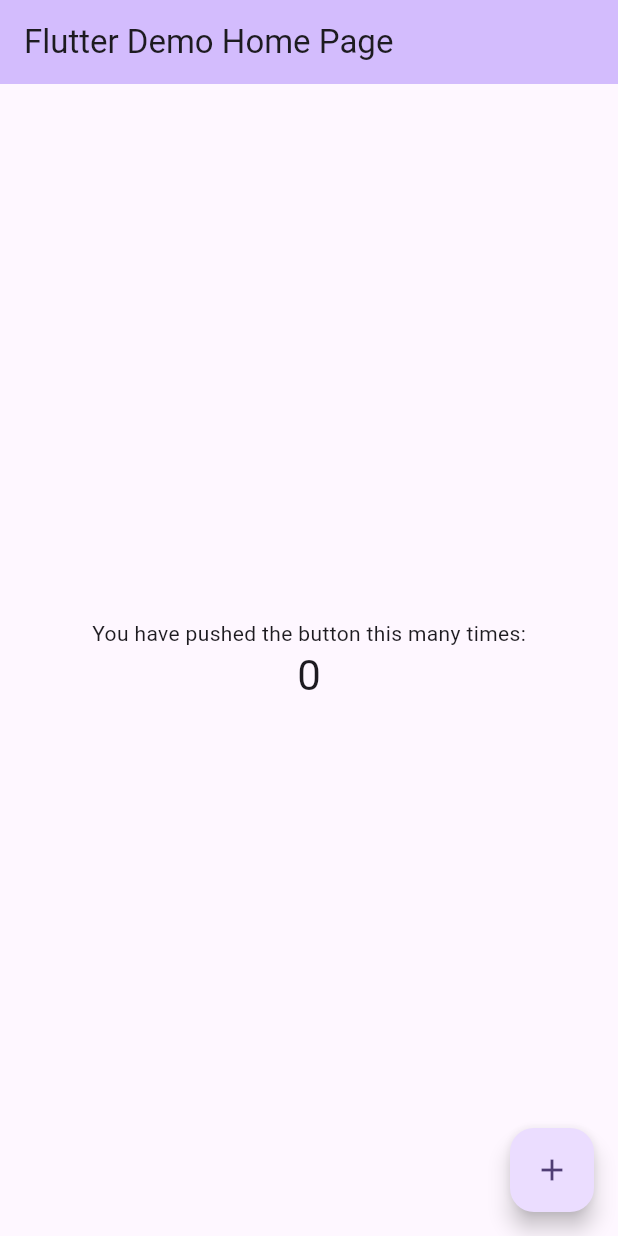
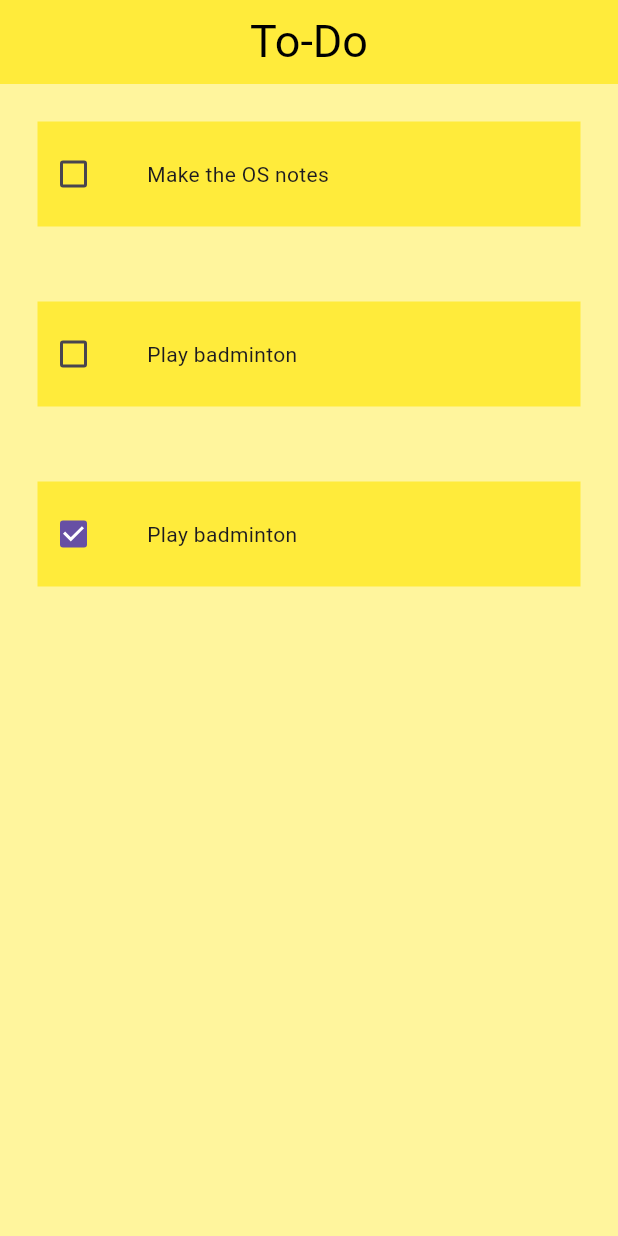
Before and after one commit to akkei117/todo, a Flutter app: the screen it shows after launch, on a phone screen of 412 x 824 dp. Run offline on Flutter 3.47's test engine with Material 3 defaults, Android fonts, the phone set to English and light mode, and no system bars.

Commit message:
this is the first prototype
in this prototype currently the ui is ready but the logic is not working

```diff
--- /dev/null
+++ b/lib/components/todotile.dart
@@ -0,0 +1,41 @@
+import 'package:flutter/material.dart';
+
+class Todotile extends StatefulWidget {
+  final String taskname;
+  final bool taskcompleted;
+  final void Function(bool?)? onChanged;
+
+  const Todotile({
+    super.key,
+    required this.onChanged,
+    required this.taskcompleted,
+    required this.taskname,
+  });
+
+  @override
+  State<Todotile> createState() => _TodotileState();
+}
+
+class _TodotileState extends State<Todotile> {
+  @override
+  Widget build(BuildContext context) {
+    return Padding(
+      padding: const EdgeInsets.all(25.0),
+      child: Container(
+        color: Colors.yellow,
+        child: Row(
+          children: [
+            //Check box
+            Checkbox(value: widget.taskcompleted, onChanged: widget.onChanged),
+
+            //Text (Task)
+            Padding(
+              padding: EdgeInsetsGeometry.all(25),
+              child: Text(widget.taskname),
+            ),
+          ],
+        ),
+      ),
+    );
+  }
+}
--- a/lib/main.dart
+++ b/lib/main.dart
@@ -1,4 +1,5 @@
 import 'package:flutter/material.dart';
+import 'package:todo/pages/homepage.dart';
 
 void main() {
   runApp(const MyApp());
@@ -7,116 +8,14 @@ void main() {
 class MyApp extends StatelessWidget {
   const MyApp({super.key});
 
-  // This widget is the root of your application.
   @override
   Widget build(BuildContext context) {
     return MaterialApp(
-      title: 'Flutter Demo',
-      theme: ThemeData(
-        // This is the theme of your application.
-        //
-        // TRY THIS: Try running your application with "flutter run". You'll see
-        // the application has a purple toolbar. Then, without quitting the app,
-        // try changing the seedColor in the colorScheme below to Colors.green
-        // and then invoke "hot reload" (save your changes or press the "hot
-        // reload" button in a Flutter-supported IDE, or press "r" if you used
-        // the command line to start the app).
-        //
-        // Notice that the counter didn't reset back to zero; the application
-        // state is not lost during the reload. To reset the state, use hot
-        // restart instead.
-        //
-        // This works for code too, not just values: Most code changes can be
-        // tested with just a hot reload.
-        colorScheme: .fromSeed(seedColor: Colors.deepPurple),
-      ),
-      home: const MyHomePage(title: 'Flutter Demo Home Page'),
-    );
+      debugShowCheckedModeBanner: false,
+      home: Homepage(),
+      routes: {
+
+      },
+      );
   }
 }
-
-class MyHomePage extends StatefulWidget {
-  const MyHomePage({super.key, required this.title});
-
-  // This widget is the home page of your application. It is stateful, meaning
-  // that it has a State object (defined below) that contains fields that affect
-  // how it looks.
-
-  // This class is the configuration for the state. It holds the values (in this
-  // case the title) provided by the parent (in this case the App widget) and
-  // used by the build method of the State. Fields in a Widget subclass are
-  // always marked "final".
-
-  final String title;
-
-  @override
-  State<MyHomePage> createState() => _MyHomePageState();
-}
-
-class _MyHomePageState extends State<MyHomePage> {
-  int _counter = 0;
-
-  void _incrementCounter() {
-    setState(() {
-      // This call to setState tells the Flutter framework that something has
-      // changed in this State, which causes it to rerun the build method below
-      // so that the display can reflect the updated values. If we changed
-      // _counter without calling setState(), then the build method would not be
-      // called again, and so nothing would appear to happen.
-      _counter++;
-    });
-  }
-
-  @override
-  Widget build(BuildContext context) {
-    // This method is rerun every time setState is called, for instance as done
-    // by the _incrementCounter method above.
-    //
-    // The Flutter framework has been optimized to make rerunning build methods
-    // fast, so that you can just rebuild anything that needs updating rather
-    // than having to individually change instances of widgets.
-    return Scaffold(
-      appBar: AppBar(
-        // TRY THIS: Try changing the color here to a specific color (to
-        // Colors.amber, perhaps?) and trigger a hot reload to see the AppBar
-        // change color while the other colors stay the same.
-        backgroundColor: Theme.of(context).colorScheme.inversePrimary,
-        // Here we take the value from the MyHomePage object that was created by
-        // the App.build method, and use it to set our appbar title.
-        title: Text(widget.title),
-      ),
-      body: Center(
-        // Center is a layout widget. It takes a single child and positions it
-        // in the middle of the parent.
-        child: Column(
-          // Column is also a layout widget. It takes a list of children and
-          // arranges them vertically. By default, it sizes itself to fit its
-          // children horizontally, and tries to be as tall as its parent.
-          //
-          // Column has various properties to control how it sizes itself and
-          // how it positions its children. Here we use mainAxisAlignment to
-          // center the children vertically; the main axis here is the vertical
-          // axis because Columns are vertical (the cross axis would be
-          // horizontal).
-          //
-          // TRY THIS: Invoke "debug painting" (choose the "Toggle Debug Paint"
-          // action in the IDE, or press "p" in the console), to see the
-          // wireframe for each widget.
-          mainAxisAlignment: .center,
-          children: [
-            const Text('You have pushed the button this many times:'),
-            Text(
-              '$_counter',
-              style: Theme.of(context).textTheme.headlineMedium,
-            ),
-          ],
-        ),
-      ),
-      floatingActionButton: FloatingActionButton(
-        onPressed: _incrementCounter,
-        tooltip: 'Increment',
-        child: const Icon(Icons.add),
-      ),
-    );
-  }
-}
--- /dev/null
+++ b/lib/pages/homepage.dart
@@ -0,0 +1,53 @@
+import 'package:flutter/material.dart';
+import 'package:todo/components/todotile.dart';
+
+class Homepage extends StatefulWidget {
+  const Homepage({super.key});
+
+  @override
+  State<Homepage> createState() => _HomepageState();
+}
+
+class _HomepageState extends State<Homepage> {
+  List todoList = [
+    ["Make the OS notes", false],
+    ["Play badminton", false],
+    ["Play badminton", true],
+  ];
+
+  void checkChange(bool? value, int index) {
+    setState(() {
+      todoList[index][1] = !todoList[index][1];
+    });
+  }
+
+  @override
+  Widget build(BuildContext context) {
+    return Scaffold(
+      backgroundColor: Colors.yellow[200],
+      appBar: AppBar(
+        backgroundColor: Colors.yellow,
+        centerTitle: true,
+        title: Text(
+          "To-Do",
+          style: TextStyle(
+            fontSize: 30,
+            color: Colors.black,
+            fontWeight: FontWeight.w400,
+          ),
+        ),
+      ),
+
+      body: ListView.builder(
+        itemCount: todoList.length,
+        itemBuilder: (context, index) {
+          return Todotile(
+            onChanged: (value) => checkChange,
+            taskcompleted: todoList[index][1],
+            taskname: todoList[index][0],
+          );
+        },
+      ),
+    );
+  }
+}
```
